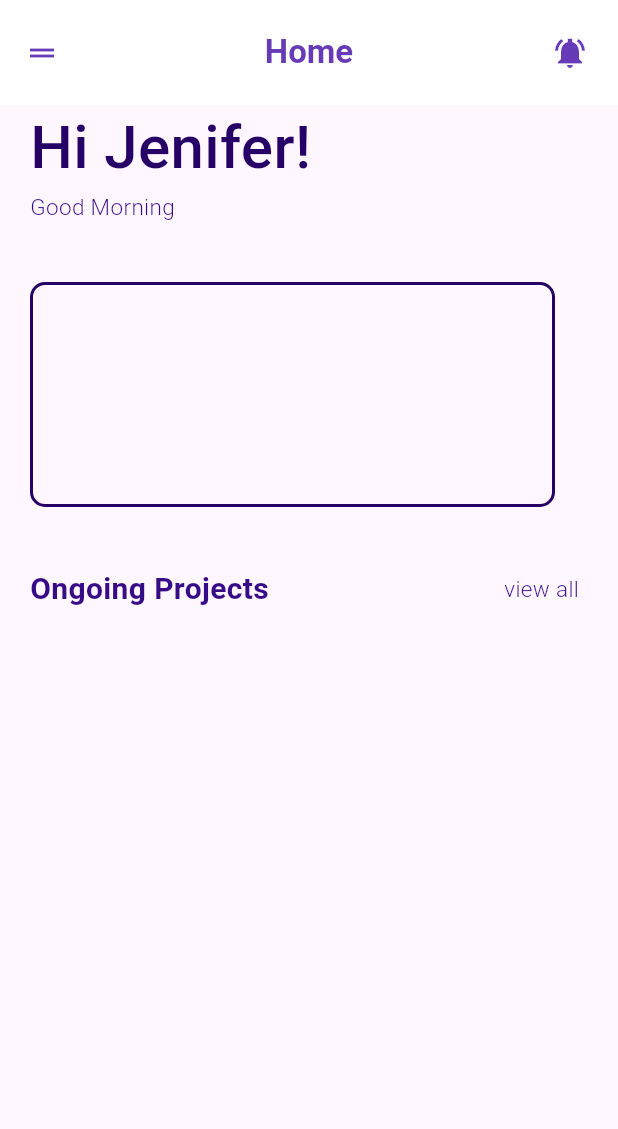
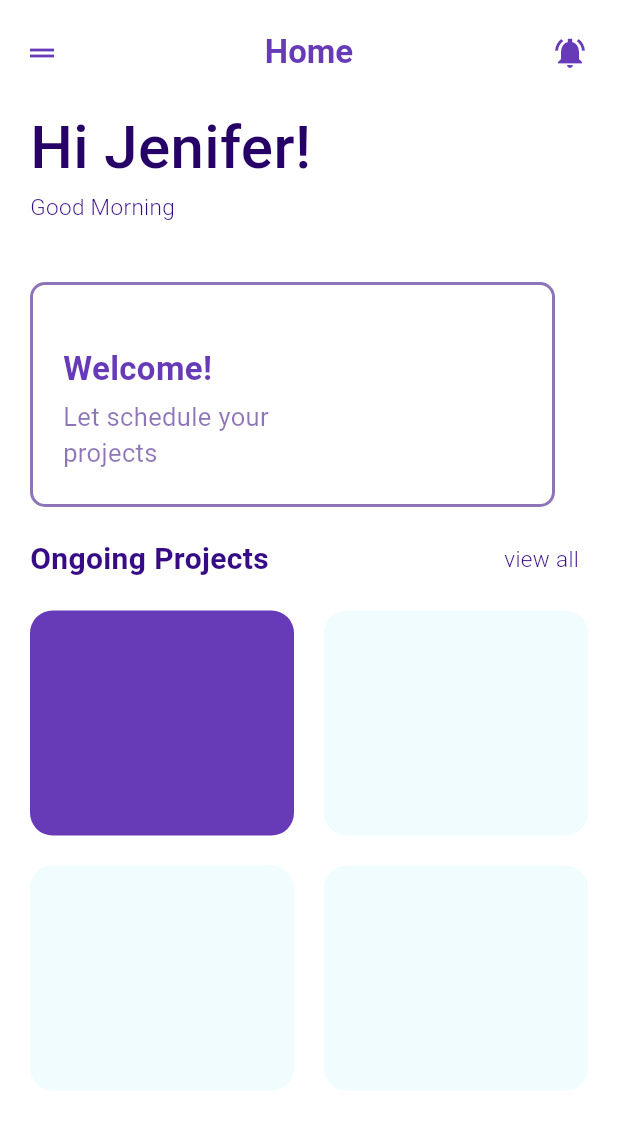
Before and after one commit to XudayfiIbra/flutter-app, a Flutter app: the screen it shows after launch, on a phone screen of 412 x 824 dp. Shown: the top 1129 px of the screen. Run offline on Flutter 3.47's test engine with Material 3 defaults, Android fonts, the phone set to English and light mode, and no system bars.

Commit message:
home page designed

```diff
--- a/lib/main.dart
+++ b/lib/main.dart
@@ -12,6 +12,7 @@ class MyApp extends StatelessWidget {
     return MaterialApp(
       debugShowCheckedModeBanner: false,
       home: Scaffold(
+        backgroundColor: Colors.white,
         appBar: AppBar(
           title: const Text(
             'Home',
@@ -73,12 +74,39 @@ class MyApp extends StatelessWidget {
               decoration: BoxDecoration(
                   borderRadius: BorderRadius.circular(10),
                   border: Border.all(
-                    color: const Color.fromARGB(255, 38, 1, 102),
+                    color: const Color.fromRGBO(59, 17, 133, 0.582),
                     width: 2,
                   )),
+              child: Column(
+                crossAxisAlignment: CrossAxisAlignment.start,
+                children: [
+                  Container(
+                    padding: const EdgeInsets.only(top: 40, left: 20),
+                    child: const Text(
+                      'Welcome!',
+                      style: TextStyle(
+                        fontSize: 22,
+                        fontWeight: FontWeight.bold,
+                        color: Colors.deepPurple,
+                      ),
+                    ),
+                  ),
+                  Container(
+                    padding: const EdgeInsets.only(left: 20, top: 5),
+                    child: const Text(
+                      'Let schedule your\nprojects',
+                      style: TextStyle(
+                        fontSize: 17,
+                        fontWeight: FontWeight.w400,
+                        color: Color.fromRGBO(59, 17, 133, 0.582),
+                      ),
+                    ),
+                  ),
+                ],
+              ),
             ),
             const SizedBox(
-              height: 40,
+              height: 40 / 2,
             ),
             Row(
               mainAxisAlignment: MainAxisAlignment.spaceBetween,
@@ -111,6 +139,60 @@ class MyApp extends StatelessWidget {
                 )
               ],
             ),
+            Row(
+              children: [
+                Expanded(
+                  child: Container(
+                    margin: const EdgeInsets.only(left: 20, top: 20),
+                    height: 150,
+                    decoration: BoxDecoration(
+                      color: Colors.deepPurple,
+                      borderRadius: BorderRadius.circular(15),
+                    ),
+                  ),
+                ),
+                const SizedBox(
+                  width: 20,
+                ),
+                Expanded(
+                  child: Container(
+                    margin: const EdgeInsets.only(right: 20, top: 20),
+                    height: 150,
+                    decoration: BoxDecoration(
+                      color: const Color.fromARGB(255, 240, 252, 253),
+                      borderRadius: BorderRadius.circular(15),
+                    ),
+                  ),
+                ),
+              ],
+            ),
+            Row(
+              children: [
+                Expanded(
+                  child: Container(
+                    margin: const EdgeInsets.only(left: 20, top: 20),
+                    height: 150,
+                    decoration: BoxDecoration(
+                      color: const Color.fromARGB(255, 240, 252, 253),
+                      borderRadius: BorderRadius.circular(15),
+                    ),
+                  ),
+                ),
+                const SizedBox(
+                  width: 20,
+                ),
+                Expanded(
+                  child: Container(
+                    margin: const EdgeInsets.only(right: 20, top: 20),
+                    height: 150,
+                    decoration: BoxDecoration(
+                      color: const Color.fromARGB(255, 240, 252, 253),
+                      borderRadius: BorderRadius.circular(15),
+                    ),
+                  ),
+                ),
+              ],
+            ),
           ],
         ),
       ),
```
